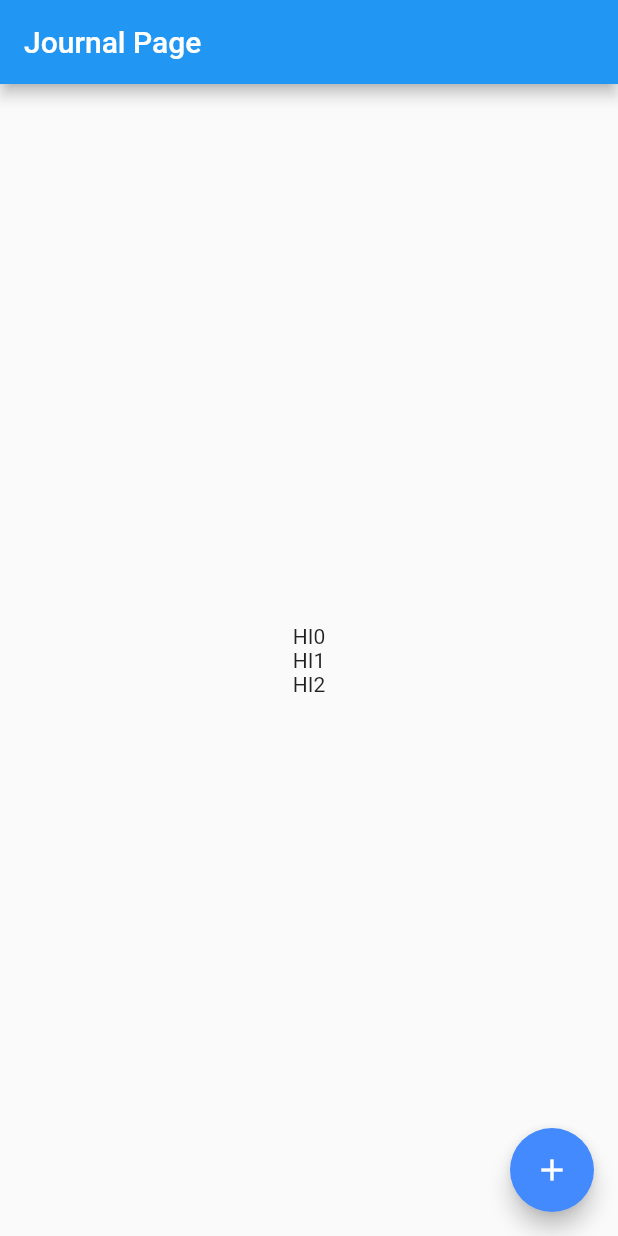
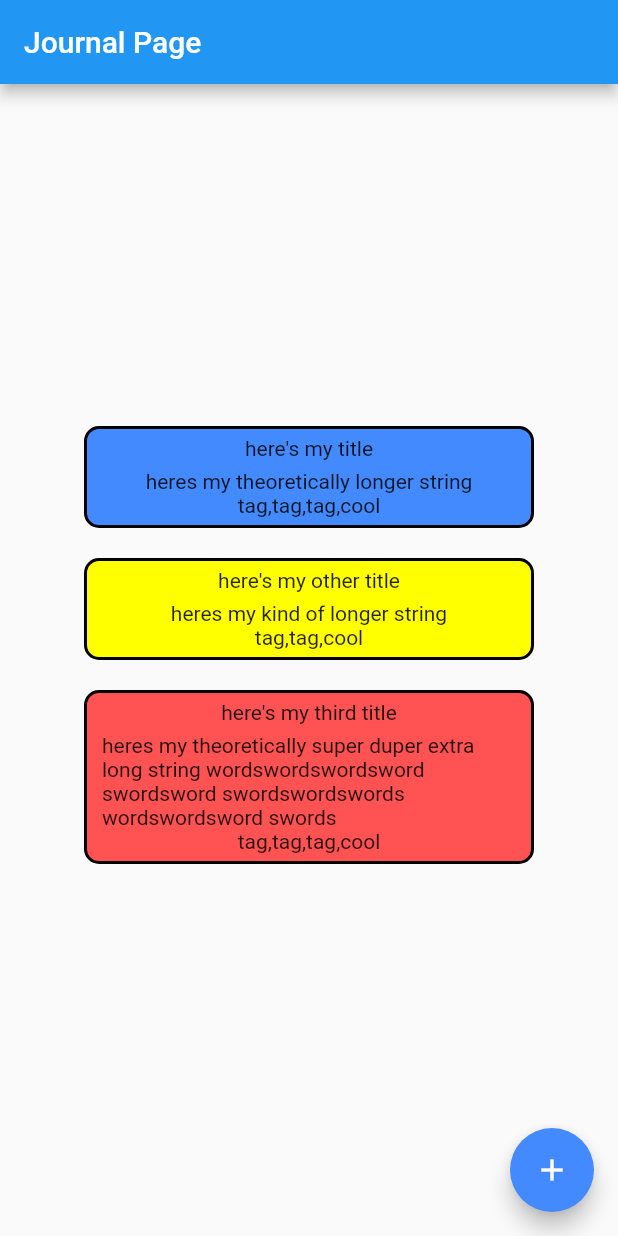
Before and after one commit to XanderAdams/just_a_journal_flutter, a Flutter app: the screen it shows after launch, on a phone screen of 412 x 824 dp. Run offline on Flutter 3.47's test engine with Material 2 defaults, Android fonts, the phone set to English and light mode, and no system bars.

Commit message:
Revising entries
AAAAAAAAAAHHHHHHHHHHHHHHHHHHHHHHHHHHHHHHHHHHHHHHHHHHHHHHHHHHHHHHHHHHHHHHHHHHHHHHHHHHHHHHHHHHHH

```diff
--- a/lib/main.dart
+++ b/lib/main.dart
@@ -16,7 +16,7 @@ List<Entry> entries = [];
 void main() {
   entries.add(Entry("here's my title", "heres my theoretically longer string", Colors.blueAccent, 'tag,tag,tag,cool'));
   entries.add(Entry("here's my other title", "heres my kind of longer string", Colors.yellowAccent, 'tag,tag,cool'));
-  entries.add(Entry("here's my third title", "heres my theoretically super duper extra long string", Colors.redAccent, 'tag,tag,tag,cool'));
+  entries.add(Entry("here's my third title", "heres my theoretically super duper extra long string wordswordswordsword swordsword swordswordswords wordswordsword swords", Colors.redAccent, 'tag,tag,tag,cool'));
 
   print("Entry: " + entries.length.toString());
 
@@ -54,7 +54,35 @@ class _JournalPageState extends State<JournalPage> {
           child: Column(
             children: <Widget> [
               for(int i = 0; i < entries.length; i++)
-                Text("HI" + i.toString())
+                Column(
+                  children: [
+                    Container(
+                      padding: const EdgeInsets.only(left: 10, top: 5, bottom: 5, right: 10),
+                      decoration: BoxDecoration(
+                        color: entries[i].color,
+                        border: Border.all(
+                          color: Colors.black,
+                          width: 2,
+                        ),
+                        borderRadius: BorderRadius.circular(10)
+                      ),
+                      width: 300,
+                      child: Column(
+                        children: [
+                          Text(entries[i].title),
+                          Padding(padding: EdgeInsets.all(3)),
+                          Text(entries[i].contents),
+                          Text(entries[i].tags),
+                        ],
+                      ),
+                    ),
+                    const Padding(padding: EdgeInsets.all(10))
+                  ],
+                )
+
+
+
+
               // siezebox default size
             ],
           ),
@@ -82,7 +110,6 @@ class NewEntry extends StatefulWidget {
 
 
 class _NewEntryState extends State<NewEntry> {
-  List<Entry> entries = [];
   @override
   Widget build(BuildContext context){
     return Scaffold(
```
